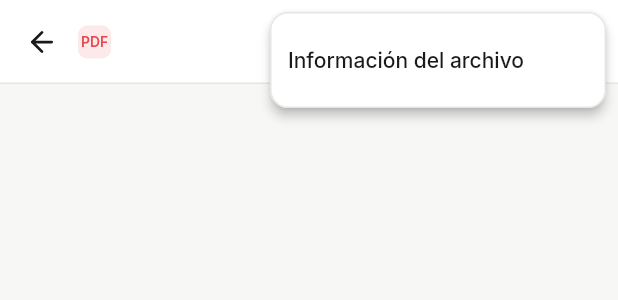
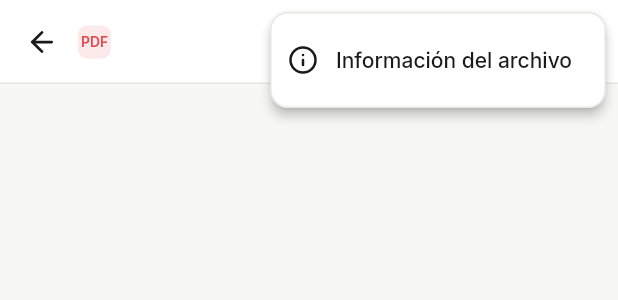
Before and after one commit to y0ner/folio, a Flutter app: the ViewerTopBar widget shown alone on an empty page, opened directly with empty values, after a tap on an icon or button, on a phone screen of 412 x 824 dp. Shown: the top 300 px of the screen. Run offline on Flutter 3.47's test engine with Material 3 defaults, Android fonts, the phone set to English and light mode, and no system bars; our stand-ins replace file_picker, lucide_icons_flutter, share_plus, shared_preferences; missing offline and left inert: flutter_inappwebview, pdfrx; accounts and stored records are empty.

Commit message:
Menú ⋮ del visor: icono en cada opción y texto que se ajusta
Co-Authored-By: Claude Opus 5.5 <noreply@anthropic.com>

```diff
--- a/lib/features/viewer/widgets/viewer_top_bar.dart
+++ b/lib/features/viewer/widgets/viewer_top_bar.dart
@@ -105,25 +105,25 @@ class ViewerTopBar extends StatelessWidget {
                       if (onSaveCopy != null)
                         const PopupMenuItem<_TopBarMenuAction>(
                           value: _TopBarMenuAction.saveCopy,
-                          child: Row(
-                            children: [
-                              Icon(
-                                LucideIcons.download,
-                                size: FolioTokens.iconList,
-                              ),
-                              SizedBox(width: FolioTokens.s12),
-                              Text('Guardar una copia…'),
-                            ],
+                          child: _MenuRow(
+                            icon: LucideIcons.download,
+                            label: 'Guardar una copia…',
                           ),
                         ),
                       const PopupMenuItem<_TopBarMenuAction>(
                         value: _TopBarMenuAction.info,
-                        child: Text('Información del archivo'),
+                        child: _MenuRow(
+                          icon: LucideIcons.info,
+                          label: 'Información del archivo',
+                        ),
                       ),
                       if (canGoToPage)
                         const PopupMenuItem<_TopBarMenuAction>(
                           value: _TopBarMenuAction.goToPage,
-                          child: Text('Ir a la página…'),
+                          child: _MenuRow(
+                            icon: LucideIcons.listOrdered,
+                            label: 'Ir a la página…',
+                          ),
                         ),
                     ],
                   ),
@@ -144,10 +144,8 @@ class _SmallDocBadge extends StatelessWidget {
 
   @override
   Widget build(BuildContext context) {
-    final labelStyle = Theme.of(context).textTheme.labelSmall?.copyWith(
-          color: kind.color(context),
-          fontWeight: FontWeight.w600,
-        );
+    final labelStyle = Theme.of(context).textTheme.labelSmall
+        ?.copyWith(color: kind.color(context), fontWeight: FontWeight.w600);
 
     return Container(
       width: 22,
@@ -160,12 +158,27 @@ class _SmallDocBadge extends StatelessWidget {
       ),
       child: FittedBox(
         fit: BoxFit.scaleDown,
-        child: Text(
-          kind.abbreviation,
-          style: labelStyle,
-          maxLines: 1,
-        ),
+        child: Text(kind.abbreviation, style: labelStyle, maxLines: 1),
       ),
     );
   }
 }
+
+/// Fila del menú ⋮: icono + texto que se ajusta si no cabe.
+class _MenuRow extends StatelessWidget {
+  const _MenuRow({required this.icon, required this.label});
+
+  final IconData icon;
+  final String label;
+
+  @override
+  Widget build(BuildContext context) {
+    return Row(
+      children: [
+        Icon(icon, size: FolioTokens.iconList),
+        const SizedBox(width: FolioTokens.s12),
+        Flexible(child: Text(label, overflow: TextOverflow.ellipsis)),
+      ],
+    );
+  }
+}
```
